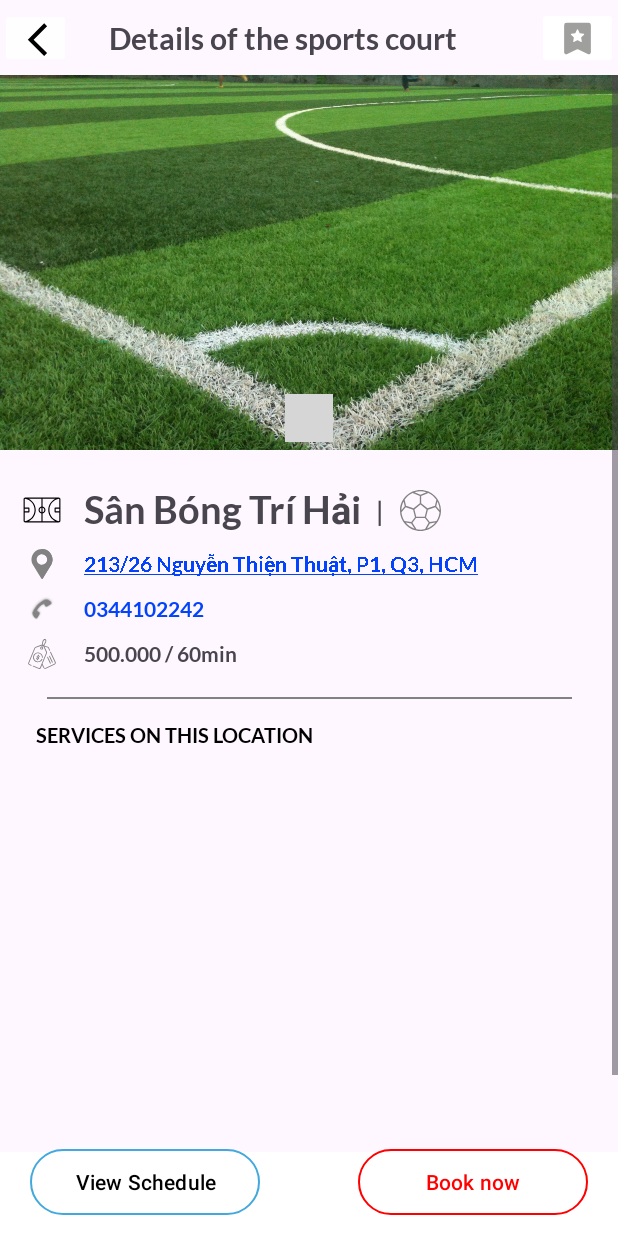
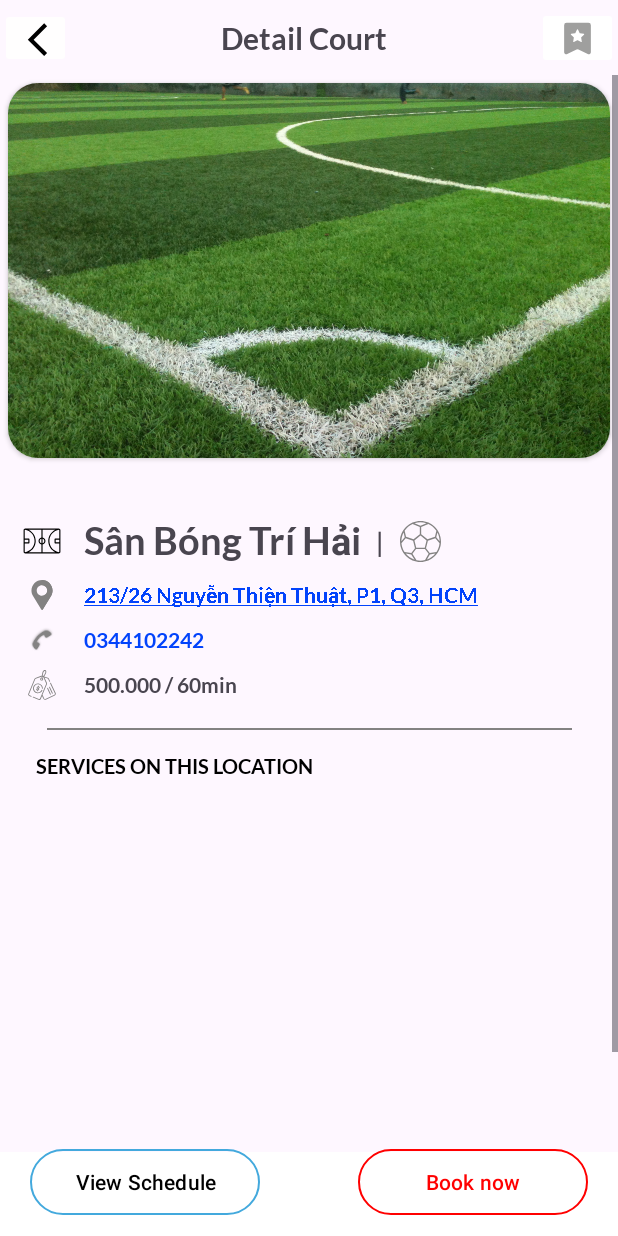
Before and after one commit to ledangkhoa11-4/SportsBooking_AndroidCSC13009_KTPM1, an Android app: the DetailCourtActivity screen opened directly, with no data from a screen before it, on a phone screen of 412 x 824 dp. Run offline under Robolectric (Android 15) with nearby library versions, the phone set to English and light mode, and no system bars; libraries missing offline, so code that uses them is left out: com.tbuonomo.viewpagerdotsindicator; plain views replace DotsIndicator; 2 statements that could not run were skipped; grey boxes are pictures that could not be loaded.

Commit message:
Rounded corner list image in detail. Add dependency for Firebase

```diff
--- a/User App/app/build.gradle
+++ b/User App/app/build.gradle
@@ -2,6 +2,7 @@ plugins {
     id 'com.android.application'
     id 'org.jetbrains.kotlin.android'
     id 'kotlin-parcelize'
+    id 'com.google.gms.google-services'
 }
 
 android {
@@ -49,4 +50,7 @@ dependencies {
     implementation "androidx.viewpager2:viewpager2:1.0.0-alpha01"
     implementation "com.tbuonomo:dotsindicator:4.3"
     implementation 'com.google.android.gms:play-services-maps:17.0.0'
+    implementation platform('com.google.firebase:firebase-bom:31.3.0')
+    implementation 'com.google.firebase:firebase-analytics-ktx'
+    implementation 'com.google.firebase:firebase-database-ktx'
 }
--- a/User App/app/src/main/res/layout/activity_detail_court.xml
+++ b/User App/app/src/main/res/layout/activity_detail_court.xml
@@ -23,28 +23,44 @@
             android:layout_width="match_parent"
             android:layout_height="match_parent">
 
-            <androidx.viewpager2.widget.ViewPager2
-                android:id="@+id/viewPager"
+
+            <androidx.cardview.widget.CardView
+                android:id="@+id/cardView"
                 android:layout_width="0dp"
                 android:layout_height="250dp"
+                android:layout_margin="5dp"
+                android:layout_marginTop="5dp"
+                android:clickable="true"
+                android:elevation="10dp"
+                app:cardCornerRadius="20dp"
                 app:layout_constraintEnd_toEndOf="parent"
                 app:layout_constraintStart_toStartOf="parent"
-                app:layout_constraintTop_toTopOf="parent" />
+                app:layout_constraintTop_toTopOf="parent">
+
+                <androidx.viewpager2.widget.ViewPager2
+                    android:id="@+id/viewPager"
+                    android:layout_width="match_parent"
+                    android:layout_height="250dp"
+                    app:layout_constraintEnd_toEndOf="@+id/cardView"
+                    app:layout_constraintStart_toStartOf="@+id/cardView"
+                    app:layout_constraintTop_toTopOf="@+id/cardView" />
+
+            </androidx.cardview.widget.CardView>
 
 
             <com.tbuonomo.viewpagerdotsindicator.DotsIndicator
                 android:id="@+id/dots_indicator"
                 android:layout_width="wrap_content"
                 android:layout_height="wrap_content"
-                android:layout_marginBottom="5dp"
+                android:layout_marginBottom="-15dp"
                 app:dotsColor="@color/LightGray"
                 app:dotsCornerRadius="8dp"
                 app:dotsSize="10dp"
                 app:dotsSpacing="4dp"
                 app:dotsWidthFactor="2.5"
-                app:layout_constraintBottom_toBottomOf="@+id/viewPager"
-                app:layout_constraintEnd_toEndOf="parent"
-                app:layout_constraintStart_toStartOf="@+id/viewPager"
+                app:layout_constraintBottom_toBottomOf="@+id/cardView"
+                app:layout_constraintEnd_toEndOf="@+id/cardView"
+                app:layout_constraintStart_toStartOf="@+id/cardView"
                 app:progressMode="true"
                 app:selectedDotColor="@color/myBlue">
 
@@ -143,39 +159,39 @@
                 android:layout_height="20dp"
                 android:layout_marginTop="10dp"
                 android:layout_marginEnd="4dp"
-                android:tint="#838282"
                 app:layout_constraintEnd_toStartOf="@+id/courtName"
                 app:layout_constraintHorizontal_bias="0.0"
                 app:layout_constraintStart_toStartOf="@+id/imageView5"
                 app:layout_constraintTop_toBottomOf="@+id/courtName"
-                app:srcCompat="@drawable/location_icon" />
+                app:srcCompat="@drawable/location_icon"
+                app:tint="#838282" />
 
             <ImageView
                 android:id="@+id/imageView6"
                 android:layout_width="25dp"
                 android:layout_height="20dp"
                 android:layout_marginTop="10dp"
-                android:tint="#848383"
                 app:layout_constraintStart_toStartOf="@+id/imageView2"
                 app:layout_constraintTop_toBottomOf="@+id/imageView2"
-                app:srcCompat="@android:drawable/stat_sys_phone_call" />
+                app:srcCompat="@android:drawable/stat_sys_phone_call"
+                app:tint="#848383" />
 
             <ImageView
                 android:id="@+id/imageView10"
                 android:layout_width="25dp"
                 android:layout_height="20dp"
                 android:layout_marginTop="10dp"
-                android:tint="#848383"
                 app:layout_constraintStart_toStartOf="@+id/imageView2"
                 app:layout_constraintTop_toBottomOf="@+id/imageView6"
-                app:srcCompat="@drawable/price_icon" />
+                app:srcCompat="@drawable/price_icon"
+                app:tint="#848383" />
 
             <ImageView
                 android:id="@+id/imageView8"
                 android:layout_width="30dp"
                 android:layout_height="27dp"
                 android:layout_marginStart="10dp"
-                android:tint="#848383"
+                app:tint="#848383"
                 app:layout_constraintBottom_toBottomOf="@+id/textView10"
                 app:layout_constraintStart_toEndOf="@+id/textView10"
                 app:layout_constraintTop_toTopOf="@+id/textView10"
@@ -186,10 +202,10 @@
                 android:layout_width="25dp"
                 android:layout_height="20dp"
                 android:layout_marginStart="15dp"
-                android:layout_marginTop="30dp"
+                android:layout_marginTop="45dp"
                 android:scaleType="centerCrop"
                 app:layout_constraintStart_toStartOf="parent"
-                app:layout_constraintTop_toBottomOf="@+id/viewPager"
+                app:layout_constraintTop_toBottomOf="@+id/cardView"
                 app:srcCompat="@drawable/football_pitch_icon" />
 
             <TextView
@@ -299,11 +315,11 @@
         android:id="@+id/textView11"
         android:layout_width="wrap_content"
         android:layout_height="wrap_content"
-        android:layout_marginStart="25dp"
         android:fontFamily="@font/lato_bold"
-        android:text="Details of the sports court"
+        android:text="Detail Court"
         android:textSize="20sp"
         app:layout_constraintBottom_toBottomOf="@+id/imageButton"
+        app:layout_constraintEnd_toStartOf="@+id/favoriteBtn"
         app:layout_constraintStart_toEndOf="@+id/imageButton"
         app:layout_constraintTop_toTopOf="@+id/imageButton" />
 
--- a/User App/app/src/main/res/layout/activity_home.xml
+++ b/User App/app/src/main/res/layout/activity_home.xml
@@ -73,7 +73,8 @@
         app:mt_maxSuggestionsCount="10"
         app:mt_placeholder="Search here"
         app:mt_searchIconDrawable="@android:drawable/ic_menu_search"
-        app:mt_speechMode="false" />
+        app:mt_speechMode="false"
+        app:mt_textCursorTint="@color/myBlue" />
 
     <Button
         android:id="@+id/outlinedButton"
--- a/User App/build.gradle
+++ b/User App/build.gradle
@@ -1,3 +1,10 @@
+buildscript {
+    dependencies {
+        // Add the dependency for the Google services Gradle plugin
+        classpath 'com.google.gms:google-services:4.3.15'
+
+    }
+}
 // Top-level build file where you can add configuration options common to all sub-projects/modules.
 plugins {
     id 'com.android.application' version '7.4.1' apply false
```
Also changed, not shown: User App/app/src/main/java/com/example/sportbooking/MainActivity.kt (+12 -0 lines), 1 other file.
